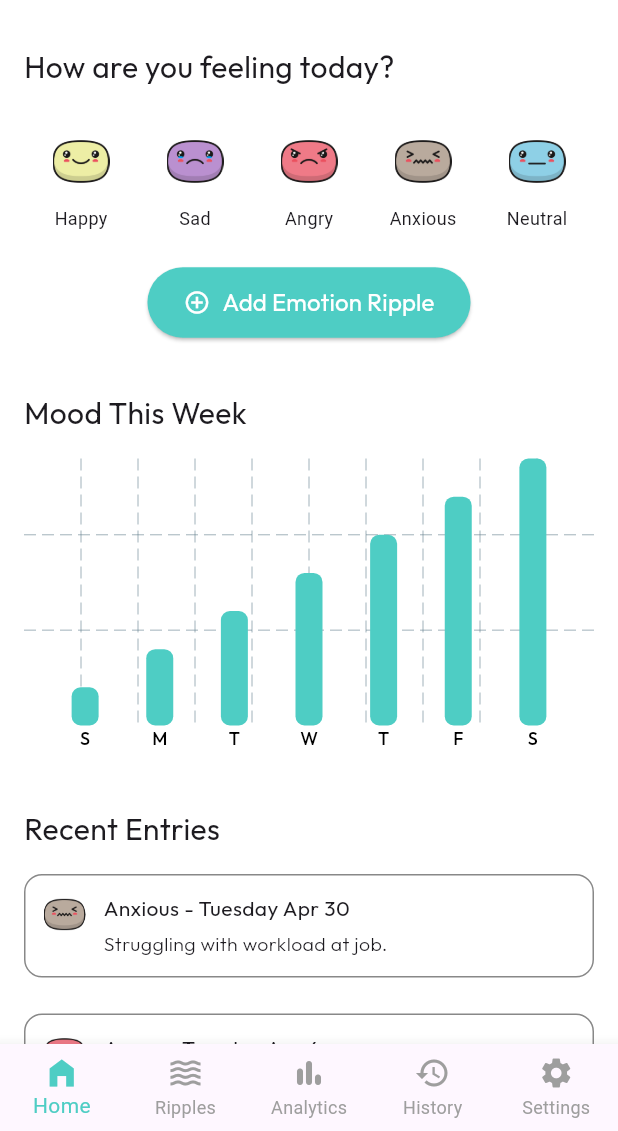
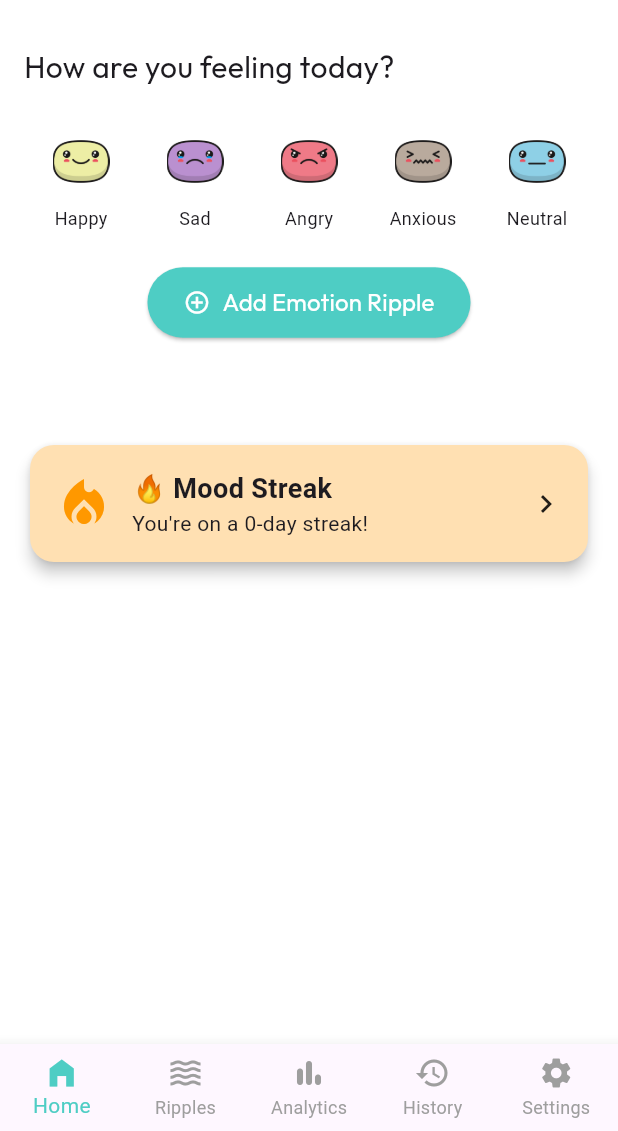
Before and after one commit to ChathraNavoda/Mentro, a Flutter app: the screen it shows once a user with an empty profile is signed in, on a phone screen of 412 x 824 dp, the part 105-1236 px from its top. Run offline on Flutter 3.47's test engine with Material 3 defaults, Android fonts, the phone set to English and light mode, and no system bars; drawn by our look-alikes of fl_chart; our stand-ins replace cloud_firestore, firebase_auth, firebase_core, google_fonts, google_sign_in, local_auth and 2 more; missing offline and left inert: simple_ripple_animation; accounts and stored records are empty; network calls fail.

Commit message:
user id and streak

```diff
--- a/lib/presentation/screens/home/add_ripple_screen.dart
+++ b/lib/presentation/screens/home/add_ripple_screen.dart
@@ -1,4 +1,5 @@
 import 'package:cloud_firestore/cloud_firestore.dart';
+import 'package:firebase_auth/firebase_auth.dart';
 import 'package:flutter/material.dart';
 import 'package:google_fonts/google_fonts.dart';
 import 'package:intl/intl.dart';
@@ -62,6 +63,42 @@ class _AddRippleScreenState extends State<AddRippleScreen> {
     }
   }
 
+  // void _saveRipple() async {
+  //   if (_selectedEmotion == null || _triggerController.text.trim().isEmpty) {
+  //     ScaffoldMessenger.of(context).showSnackBar(
+  //       SnackBar(
+  //           content: Text("Please select an emotion and enter a trigger.")),
+  //     );
+  //     return;
+  //   }
+
+  //   try {
+  //     final rippleData = {
+  //       'date': Timestamp.fromDate(_selectedDate),
+  //       'time': Timestamp.now(), // You can use this for sorting later
+  //       'emotion': _selectedEmotion,
+  //       'trigger': _triggerController.text.trim(),
+  //       'description': _descriptionController.text.trim(),
+  //       'tags': _tagsController.text
+  //           .split('#')
+  //           .map((tag) => tag.trim())
+  //           .where((tag) => tag.isNotEmpty)
+  //           .toList(),
+  //     };
+
+  //     await FirebaseFirestore.instance.collection('ripples').add(rippleData);
+
+  //     ScaffoldMessenger.of(context).showSnackBar(
+  //       SnackBar(content: Text("Ripple added successfully!")),
+  //     );
+
+  //     Navigator.pop(context);
+  //   } catch (e) {
+  //     ScaffoldMessenger.of(context).showSnackBar(
+  //       SnackBar(content: Text("Failed to add ripple: $e")),
+  //     );
+  //   }
+  // }
   void _saveRipple() async {
     if (_selectedEmotion == null || _triggerController.text.trim().isEmpty) {
       ScaffoldMessenger.of(context).showSnackBar(
@@ -71,10 +108,19 @@ class _AddRippleScreenState extends State<AddRippleScreen> {
       return;
     }
 
+    final user = FirebaseAuth.instance.currentUser;
+    if (user == null) {
+      ScaffoldMessenger.of(context).showSnackBar(
+        SnackBar(content: Text("User not logged in.")),
+      );
+      return;
+    }
+
     try {
       final rippleData = {
+        'userId': user.uid, // 🔥 Required for streak logic
         'date': Timestamp.fromDate(_selectedDate),
-        'time': Timestamp.now(), // You can use this for sorting later
+        'time': Timestamp.now(),
         'emotion': _selectedEmotion,
         'trigger': _triggerController.text.trim(),
         'description': _descriptionController.text.trim(),
@@ -83,6 +129,7 @@ class _AddRippleScreenState extends State<AddRippleScreen> {
             .map((tag) => tag.trim())
             .where((tag) => tag.isNotEmpty)
             .toList(),
+        'isArchived': false, // Optional: Add default value if needed
       };
 
       await FirebaseFirestore.instance.collection('ripples').add(rippleData);
--- a/lib/presentation/screens/home/home_screen.dart
+++ b/lib/presentation/screens/home/home_screen.dart
@@ -1,10 +1,63 @@
-import 'package:fl_chart/fl_chart.dart';
+import 'package:cloud_firestore/cloud_firestore.dart';
+import 'package:firebase_auth/firebase_auth.dart';
 import 'package:flutter/material.dart';
 import 'package:google_fonts/google_fonts.dart';
 import 'package:mentro/presentation/screens/home/add_ripple_screen.dart';
 
-class HomeScreen extends StatelessWidget {
+class HomeScreen extends StatefulWidget {
   const HomeScreen({super.key});
+
+  @override
+  State<HomeScreen> createState() => _HomeScreenState();
+}
+
+class _HomeScreenState extends State<HomeScreen> {
+  late Future<int> _streakFuture;
+
+  @override
+  void initState() {
+    super.initState();
+    _streakFuture = getMoodStreak();
+  }
+
+  Future<int> getMoodStreak() async {
+    final userId = FirebaseAuth.instance.currentUser?.uid;
+    if (userId == null) return 0;
+
+    final snapshot = await FirebaseFirestore.instance
+        .collection('ripples')
+        .where('userId', isEqualTo: userId)
+        .where('isArchived', isEqualTo: false)
+        .orderBy('date', descending: true)
+        .get();
+
+    // Extract unique dates (only year/month/day)
+    List<DateTime> rippleDates = snapshot.docs
+        .map((doc) {
+          Timestamp timestamp = doc['date'];
+          final d = timestamp.toDate();
+          return DateTime(d.year, d.month, d.day);
+        })
+        .toSet()
+        .toList();
+
+    rippleDates.sort((a, b) => b.compareTo(a)); // Latest first
+
+    int streak = 0;
+    DateTime today = DateTime.now();
+    DateTime checkDate = DateTime(today.year, today.month, today.day);
+
+    for (int i = 0; i < rippleDates.length; i++) {
+      if (rippleDates[i].isAtSameMomentAs(checkDate)) {
+        streak++;
+        checkDate = checkDate.subtract(Duration(days: 1));
+      } else {
+        break;
+      }
+    }
+
+    return streak;
+  }
 
   @override
   Widget build(BuildContext context) {
@@ -16,15 +69,11 @@ class HomeScreen extends StatelessWidget {
           child: Column(
             crossAxisAlignment: CrossAxisAlignment.start,
             children: [
-              // Logo and Greeting
               Column(
                 crossAxisAlignment: CrossAxisAlignment.start,
                 children: [
                   const SizedBox(height: 12),
-                  Image.asset(
-                    'assets/images/logo.png',
-                    scale: 1.2,
-                  ),
+                  Image.asset('assets/images/logo.png', scale: 1.2),
                   const SizedBox(height: 30),
                   Text(
                     "How are you feeling today?",
@@ -34,37 +83,28 @@ class HomeScreen extends StatelessWidget {
                 ],
               ),
               const SizedBox(height: 24),
-
-              // Emotions Row with Images
               _buildEmotionPicker(),
               const SizedBox(height: 24),
-
-              // Add Ripple Button
               Center(
                 child: ElevatedButton.icon(
                   onPressed: () {
                     Navigator.push(
                       context,
                       MaterialPageRoute(
-                        builder: (context) => AddRippleScreen(),
-                      ),
+                          builder: (context) => AddRippleScreen()),
                     );
                   },
-                  icon: const Icon(
-                    Icons.add_circle_outline,
-                    color: Color.fromARGB(255, 255, 255, 255),
-                  ),
+                  icon:
+                      const Icon(Icons.add_circle_outline, color: Colors.white),
                   label: Text(
                     "Add Emotion Ripple",
                     style: GoogleFonts.outfit(
-                      fontWeight: FontWeight.w400,
-                      fontSize: 16,
-                      color: Colors.white,
-                    ),
+                        fontWeight: FontWeight.w400,
+                        fontSize: 16,
+                        color: Colors.white),
                   ),
                   style: ElevatedButton.styleFrom(
                     backgroundColor: const Color(0xFF4ECDC4),
-                    foregroundColor: const Color.fromARGB(225, 255, 255, 255),
                     padding: const EdgeInsets.symmetric(
                         horizontal: 24, vertical: 12),
                     shape: RoundedRectangleBorder(
@@ -74,82 +114,49 @@ class HomeScreen extends StatelessWidget {
                 ),
               ),
               const SizedBox(height: 35),
-
-              // Mood This Week Title
-              Text(
-                "Mood This Week",
-                style: GoogleFonts.outfit(
-                    fontSize: 20, fontWeight: FontWeight.w400),
-              ),
-              const SizedBox(height: 16),
-
-              // Dummy Bar Chart (Static)
-              SizedBox(
-                height: 200,
-                child: BarChart(
-                  BarChartData(
-                    titlesData: FlTitlesData(
-                      leftTitles:
-                          AxisTitles(sideTitles: SideTitles(showTitles: false)),
-                      rightTitles:
-                          AxisTitles(sideTitles: SideTitles(showTitles: false)),
-                      topTitles:
-                          AxisTitles(sideTitles: SideTitles(showTitles: false)),
-                      bottomTitles: AxisTitles(
-                        sideTitles: SideTitles(
-                          showTitles: true,
-                          getTitlesWidget: (value, meta) {
-                            const days = ['S', 'M', 'T', 'W', 'T', 'F', 'S'];
-                            return Text(
-                              days[value.toInt() % 7],
-                              style: GoogleFonts.outfit(
-                                fontSize: 12,
-                                fontWeight: FontWeight.w500,
-                                color: Colors.black,
-                              ),
-                            );
-                          },
+              const SizedBox(height: 32),
+              FutureBuilder<int>(
+                future: _streakFuture,
+                builder: (context, snapshot) {
+                  if (!snapshot.hasData) {
+                    return const Center(child: CircularProgressIndicator());
+                  }
+                  int streak = snapshot.data!;
+                  return Card(
+                    elevation: 4,
+                    shape: RoundedRectangleBorder(
+                        borderRadius: BorderRadius.circular(16)),
+                    color: Colors.orange.shade100,
+                    child: InkWell(
+                      onTap: () {
+                        // Navigate to Streak Details Screen or show bottom sheet
+                      },
+                      child: Padding(
+                        padding: const EdgeInsets.all(16),
+                        child: Row(
+                          children: [
+                            const Icon(Icons.local_fire_department,
+                                size: 40, color: Colors.orange),
+                            const SizedBox(width: 12),
+                            Column(
+                              crossAxisAlignment: CrossAxisAlignment.start,
+                              children: [
+                                const Text("🔥 Mood Streak",
+                                    style: TextStyle(
+                                        fontSize: 18,
+                                        fontWeight: FontWeight.bold)),
+                                Text("You're on a $streak-day streak!",
+                                    style: const TextStyle(fontSize: 14)),
+                              ],
+                            ),
+                            const Spacer(),
+                            const Icon(Icons.chevron_right),
+                          ],
                         ),
                       ),
                     ),
-                    borderData: FlBorderData(show: false),
-                    barGroups: List.generate(7, (index) {
-                      return BarChartGroupData(
-                        x: index,
-                        barRods: [
-                          BarChartRodData(
-                            toY: (index + 1) * 2.0,
-                            color: const Color(0xFF4ECDC4),
-                            width: 18,
-                            borderRadius: BorderRadius.circular(6),
-                          )
-                        ],
-                      );
-                    }),
-                  ),
-                ),
-              ),
-              const SizedBox(height: 32),
-
-              // Recent Entries Title
-              Text(
-                "Recent Entries",
-                style: GoogleFonts.outfit(
-                    fontSize: 20, fontWeight: FontWeight.w400),
-              ),
-              const SizedBox(height: 16),
-
-              // Dummy List of Recent Entries
-              _buildRecentEntry(
-                date: "Tuesday Apr 30",
-                emotion: "Anxious",
-                description: "Struggling with workload at job.",
-              ),
-              const SizedBox(height: 12),
-              _buildRecentEntry(
-                date: "Tuesday Apr 4",
-                emotion: "Angry",
-                description: "Incident with the roommate.",
+                  );
+                },
               ),
             ],
           ),
@@ -195,17 +202,17 @@ class HomeScreen extends StatelessWidget {
   ImageProvider _getEmotionImage(String emotion) {
     switch (emotion.toLowerCase()) {
       case 'happy':
-        return AssetImage('assets/images/happy.png');
+        return const AssetImage('assets/images/happy.png');
       case 'sad':
-        return AssetImage('assets/images/sad.png');
+        return const AssetImage('assets/images/sad.png');
       case 'angry':
-        return AssetImage('assets/images/angry.png');
+        return const AssetImage('assets/images/angry.png');
       case 'anxious':
-        return AssetImage('assets/images/anxious.png');
+        return const AssetImage('assets/images/anxious.png');
       case 'neutral':
-        return AssetImage('assets/images/neutral.png');
+        return const AssetImage('assets/images/neutral.png');
       default:
-        return AssetImage('assets/images/default.png');
+        return const AssetImage('assets/images/default.png');
     }
   }
 
@@ -218,13 +225,9 @@ class HomeScreen extends StatelessWidget {
       margin: const EdgeInsets.only(bottom: 12),
       padding: const EdgeInsets.all(12),
       decoration: BoxDecoration(
-        color: const Color.fromARGB(
-            255, 255, 255, 255), // light grey background (customize if needed)
+        color: Colors.white,
         borderRadius: BorderRadius.circular(12),
-        border: Border.all(
-          color: const Color.fromARGB(119, 0, 0, 0), // Light grey border
-          width: 1,
-        ),
+        border: Border.all(color: const Color.fromARGB(119, 0, 0, 0), width: 1),
       ),
       child: Row(
         crossAxisAlignment: CrossAxisAlignment.start,
```
